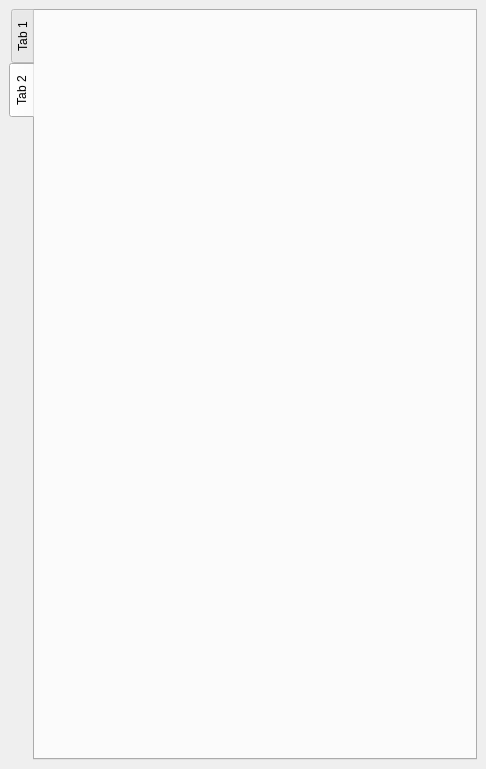
Above: qcity/ui/dockwidget_main.ui from north-road/QCity before the change. Below: the same form after it.
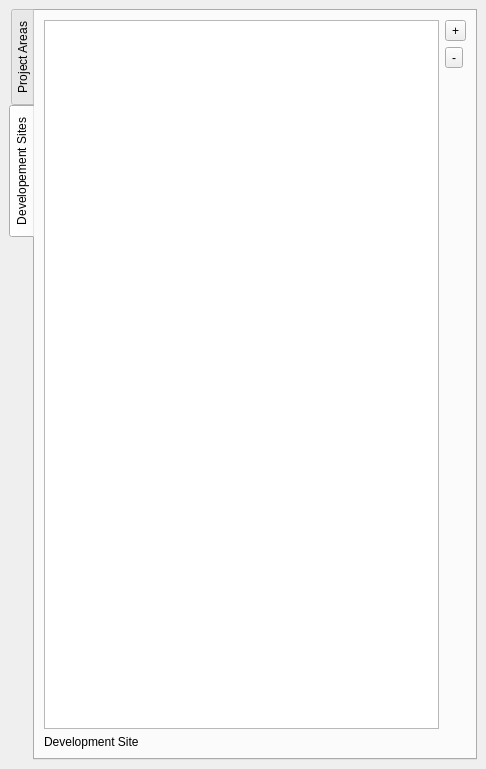
That is the form after the change. The open tabs and pages were chosen to show the change. Custom widgets are drawn as their Qt base class.

Commit message: Create add development sites functionality

The edit to the form file:
```diff
--- a/qcity/ui/dockwidget_main.ui
+++ b/qcity/ui/dockwidget_main.ui
@@ -25,7 +25,7 @@
       </property>
       <widget class="QWidget" name="tab">
        <attribute name="title">
-        <string>Tab 1</string>
+        <string>Project Areas</string>
        </attribute>
        <layout class="QGridLayout" name="gridLayout_3">
         <item row="2" column="0">
@@ -514,8 +514,55 @@
       </widget>
       <widget class="QWidget" name="tab_2">
        <attribute name="title">
-        <string>Tab 2</string>
+        <string>Developement Sites</string>
        </attribute>
+       <layout class="QGridLayout" name="gridLayout_2">
+        <item row="0" column="0">
+         <layout class="QGridLayout" name="gridLayout_project_area_2">
+          <item row="4" column="1">
+           <layout class="QVBoxLayout" name="verticalLayout_2">
+            <item>
+             <widget class="QToolButton" name="toolButton_development_site_add">
+              <property name="text">
+               <string>+</string>
+              </property>
+             </widget>
+            </item>
+            <item>
+             <widget class="QToolButton" name="toolButton_development_site_remove">
+              <property name="text">
+               <string>-</string>
+              </property>
+             </widget>
+            </item>
+            <item>
+             <spacer name="verticalSpacer_3">
+              <property name="orientation">
+               <enum>Qt::Vertical</enum>
+              </property>
+              <property name="sizeHint" stdset="0">
+               <size>
+                <width>20</width>
+                <height>40</height>
+               </size>
+              </property>
+             </spacer>
+            </item>
+           </layout>
+          </item>
+          <item row="4" column="0">
+           <widget class="QListWidget" name="listWidget_development_sites"/>
+          </item>
+          <item row="7" column="0">
+           <widget class="QLabel" name="label_current_developement_site">
+            <property name="text">
+             <string>Development Site</string>
+            </property>
+           </widget>
+          </item>
+         </layout>
+        </item>
+       </layout>
       </widget>
      </widget>
     </item>
```
Left out of the diff: 8 changed lines with no effect on the pictures. The commit also changes 5 other files.
